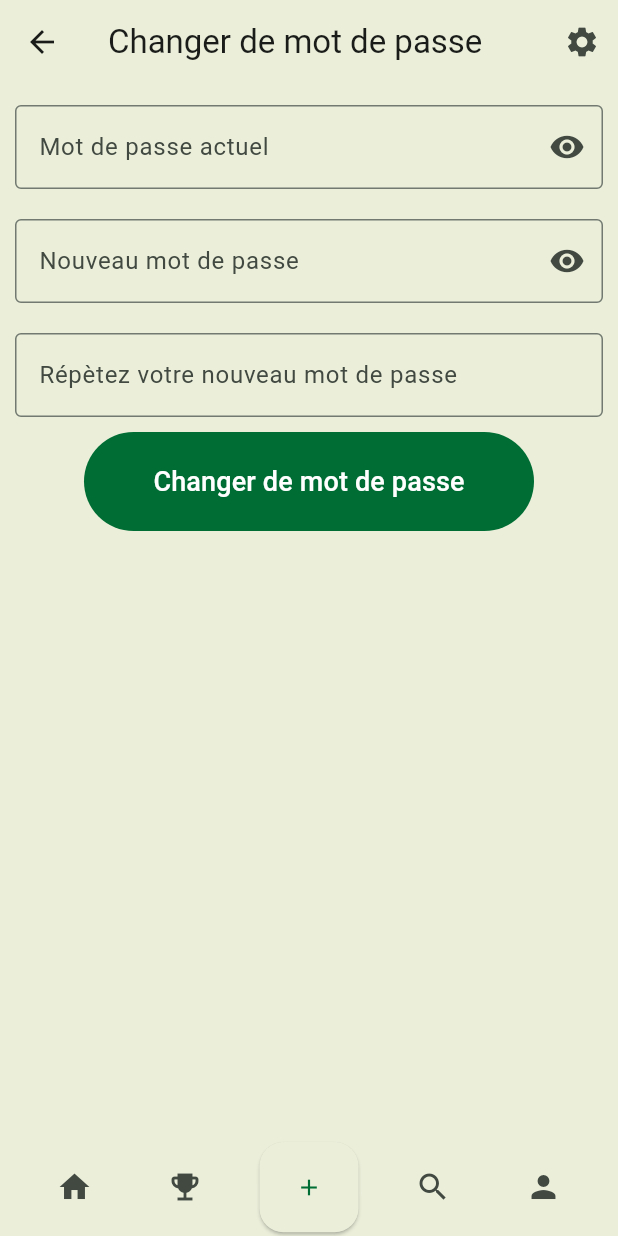
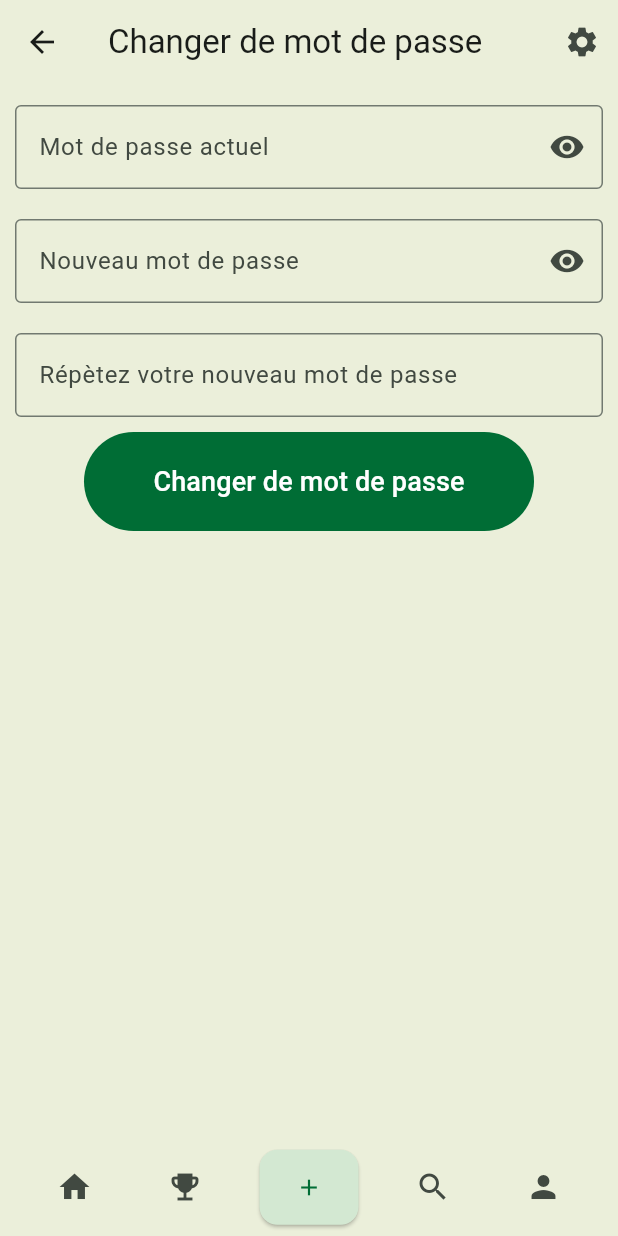
Before and after one commit to Eco-Gest/Frontend-Flutter, a Flutter app: the ChangePasswordView screen opened by its route, on a phone screen of 412 x 824 dp. Run offline on Flutter 3.47's test engine with Material 3 defaults, Android fonts, the phone set to English and light mode, and no system bars; our stand-ins replace date_field, email_validator, flutter_bloc, flutter_dotenv, flutter_local_notifications, go_router and 5 more; missing offline and left inert: flutter_tagging_plus, notification_permissions, pusher_channels_flutter; accounts and stored records are empty.

Commit message:
change style for add button

```diff
--- a/lib/widgets/bottom_bar.dart
+++ b/lib/widgets/bottom_bar.dart
@@ -61,9 +61,12 @@ class AppBarFooter extends StatelessWidget {
                 },
                 style: ElevatedButton.styleFrom(
                   shape: RoundedRectangleBorder(
-                    borderRadius: BorderRadius.circular(16.0),
+                    borderRadius: BorderRadius.circular(12.0),
                   ),
-                  minimumSize: const Size.square(60),
+                  minimumSize: const Size.square(50),
+                  backgroundColor: isDarkMode
+                      ? darkColorScheme.secondaryContainer
+                      : lightColorScheme.secondaryContainer,
                 ),
                 child: const Icon(Icons.add),
               ),
```
Also changed, not shown: 1 other file.
